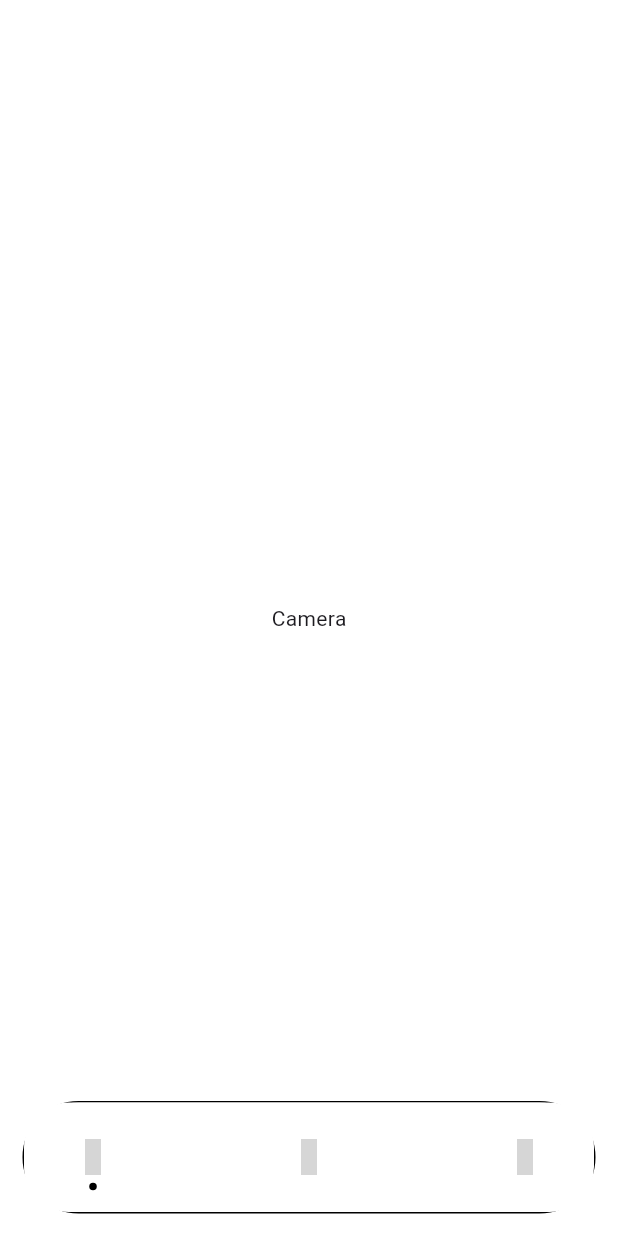
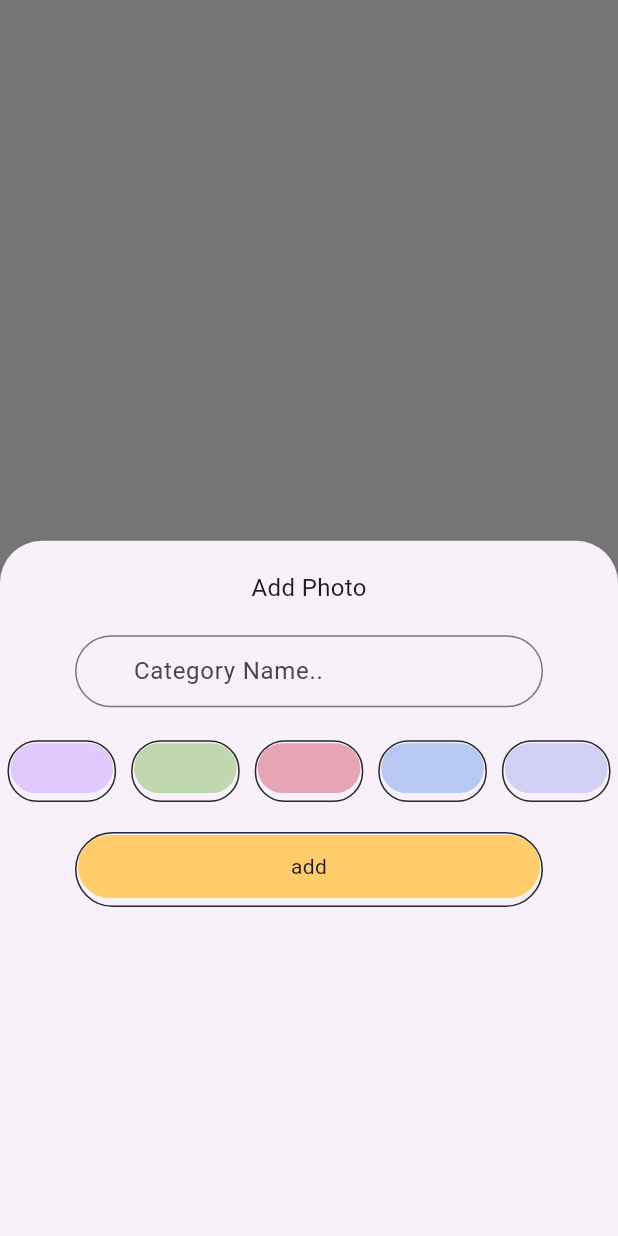
Before and after one commit to weaamokok/photo_zone, a Flutter app: the screen it shows after launch, item 2 of the bottom bar chosen, on a phone screen of 412 x 824 dp. Run offline on Flutter 3.47's test engine with Material 3 defaults, Android fonts, the light colour scheme and no system bars; drawn by our look-alikes of dot_navigation_bar; our stand-ins replace bloc, cached_network_image, cloud_firestore, dartz, firebase_core, firebase_storage and 4 more; missing offline and left inert: enefty_icons; accounts and stored records are empty; network calls fail; grey boxes are pictures that could not be loaded.

Commit message:
add photo bottom sheet UI only

```diff
--- /dev/null
+++ b/lib/feature/gallery_layout/src/add_image_sheet_composer.dart
@@ -0,0 +1,13 @@
+import 'package:flutter/material.dart';
+import 'package:flutter_bloc/flutter_bloc.dart';
+import 'package:photo_zone/feature/gallery_layout/src/logic/cubit/gallery_manager_cubit.dart';
+import 'package:photo_zone/feature/gallery_layout/src/widget/add_image_sheet.dart';
+
+class AddImageComposer {
+  static Widget makeAddImageSheet() {
+    return BlocProvider<GalleryManagerCubit>(
+      create: (context) => GalleryManagerCubit(),
+      child: const AddImageSheet(),
+    );
+  }
+}
--- /dev/null
+++ b/lib/feature/gallery_layout/src/logic/cubit/gallery_manager_cubit.dart
@@ -0,0 +1,9 @@
+import 'package:bloc/bloc.dart';
+import 'package:freezed_annotation/freezed_annotation.dart';
+
+part 'gallery_manager_state.dart';
+part 'gallery_manager_cubit.freezed.dart';
+
+class GalleryManagerCubit extends Cubit<GalleryManagerState> {
+  GalleryManagerCubit() : super(GalleryManagerState.initial());
+}
--- /dev/null
+++ b/lib/feature/gallery_layout/src/logic/cubit/gallery_manager_state.dart
@@ -0,0 +1,6 @@
+part of 'gallery_manager_cubit.dart';
+
+@freezed
+class GalleryManagerState with _$GalleryManagerState {
+  const factory GalleryManagerState.initial() = _Initial;
+}
--- /dev/null
+++ b/lib/feature/gallery_layout/src/widget/add_image_sheet.dart
@@ -0,0 +1,113 @@
+import 'package:flutter/material.dart';
+import 'package:flutter_bloc/flutter_bloc.dart';
+import 'package:photo_zone/feature/gallery_layout/src/logic/cubit/gallery_manager_cubit.dart';
+import 'package:photo_zone/feature/home/src/home_page.dart';
+
+class AddImageSheet extends StatelessWidget {
+  const AddImageSheet({super.key});
+
+  @override
+  Widget build(BuildContext context) {
+    return Container(
+        child: Form(
+      child: BlocConsumer<GalleryManagerCubit, GalleryManagerState>(
+        listener: (context, state) {},
+        builder: (context, state) {
+          final bloc = context.read<GalleryManagerCubit>();
+          return Column(
+            children: [
+              const SizedBox(height: 20),
+              const Text(
+                'Add Photo',
+                style: TextStyle(fontSize: 16),
+              ),
+              const SizedBox(height: 20),
+              Container(
+                margin: const EdgeInsets.symmetric(horizontal: 50),
+                width: double.infinity,
+                height: 50,
+                child: TextFormField(
+                    //TODO this should display categories to select from
+                    //  controller: bloc.categoryNameController,
+                    decoration: InputDecoration(
+                        hintText: 'Category Name..',
+                        contentPadding:
+                            const EdgeInsets.symmetric(horizontal: 35),
+                        hintStyle: const TextStyle(fontSize: 16),
+                        border: OutlineInputBorder(
+                            borderSide:
+                                const BorderSide(color: Color(0xff282828)),
+                            borderRadius: BorderRadius.circular(25)))),
+              ),
+              const SizedBox(height: 20),
+              GridView.builder(
+                shrinkWrap: true,
+                itemCount: colors.length,
+                gridDelegate: const SliverGridDelegateWithFixedCrossAxisCount(
+                    childAspectRatio: 2, crossAxisCount: 5),
+                itemBuilder: (context, index) => InkWell(
+                  onTap: () {},
+                  // bloc.selectFolderColor(
+                  //     color: colors[index].toString(),
+                  //     index: index),
+                  child: Container(
+                    height: 5,
+                    width: 30,
+                    padding: const EdgeInsets.only(
+                        bottom: 5, top: 1, left: 1, right: 1),
+                    margin: const EdgeInsets.symmetric(horizontal: 5),
+                    decoration: BoxDecoration(
+                        border: Border.all(color: const Color(0xff282828)),
+                        borderRadius: BorderRadius.circular(20)),
+                    child: Container(
+                        width: 30,
+                        height: 5,
+                        decoration: BoxDecoration(
+                            color:
+                                //  state.selectedColorIndex ==
+                                //         index
+                                //     ? colors[index].withOpacity(.2)
+                                //     :
+                                colors[index],
+                            borderRadius: BorderRadius.circular(20))),
+                  ),
+                ),
+              ),
+              const SizedBox(height: 20),
+              Container(
+                width: double.infinity,
+                height: 50,
+                padding:
+                    const EdgeInsets.only(bottom: 5, top: 1, left: 1, right: 1),
+                margin: const EdgeInsets.symmetric(horizontal: 50),
+                decoration: BoxDecoration(
+                    border: Border.all(color: const Color(0xff282828)),
+                    borderRadius: BorderRadius.circular(25)),
+                child: InkWell(
+                    onTap: () {
+                      //   bloc.addCategory();
+                    },
+                    child: Container(
+                        decoration: BoxDecoration(
+                            color: const Color(0xffffcd69),
+                            borderRadius: BorderRadius.circular(25)),
+                        width: double.infinity,
+                        height: 50,
+                        child:
+                            // state.isSubmitting
+                            //     ? SizedBox(
+                            //         width: 20,
+                            //         height: 20,
+                            //         child:
+                            //             const CircularProgressIndicator
+                            //                 .adaptive())
+                            //     :
+                            const Center(child: Text('add')))),
+              )
+            ],
+          );
+        },
+      ),
+    ));
+  }
+}
--- a/pubspec.yaml
+++ b/pubspec.yaml
@@ -47,6 +47,7 @@ dependencies:
   dartz: ^0.10.1
   freezed_annotation: ^2.4.1
   image_picker: ^1.0.7
+  firebase_storage: ^11.6.0
 
 dev_dependencies:
   flutter_test:
```
Also changed, not shown: lib/feature/main_layout/src/main_layout_page.dart (+10 -2 lines), lib/remote_service/remote_service_api.dart (+31 -2 lines), lib/feature/gallery_layout/src/logic/cubit/gallery_manager_cubit.freezed.dart (added), pubspec.lock, 3 other files.
